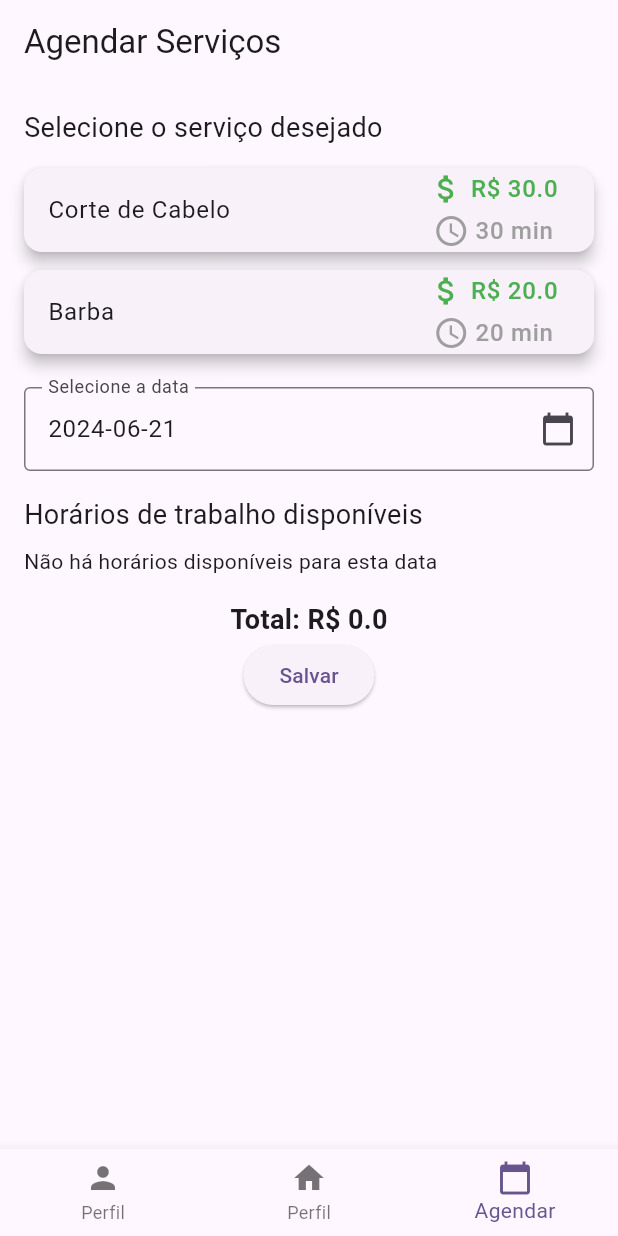
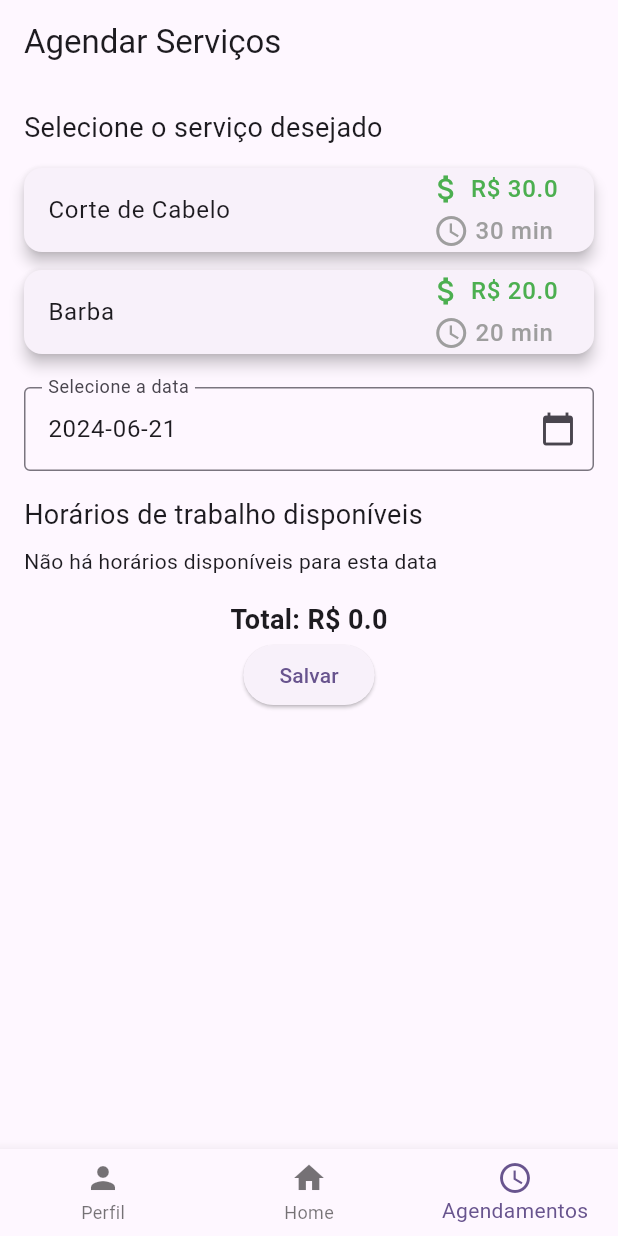
Before and after one commit to GabriellViictor/appBarbearia, a Flutter app: the ScheduleServicePage screen opened directly, on a phone screen of 412 x 824 dp. Run offline on Flutter 3.47's test engine with Material 3 defaults, Android fonts, the phone set to English and light mode, and no system bars; our stand-ins replace shared_preferences, sqflite; accounts and stored records are empty; network calls fail.

Commit message:
alteração 21/06

```diff
--- a/lib/widgets/CustomBottomNavigationBar.dart
+++ b/lib/widgets/CustomBottomNavigationBar.dart
@@ -2,34 +2,29 @@ import 'package:flutter/material.dart';
 
 class CustomBottomNavigationBar extends StatelessWidget {
   final int currentIndex;
-  final Function(int) onTap;
+  final ValueChanged<int> onTap;
 
-  const CustomBottomNavigationBar({
-    required this.currentIndex,
-    required this.onTap,
-    Key? key,
-  }) : super(key: key);
+  CustomBottomNavigationBar({required this.currentIndex, required this.onTap});
 
   @override
   Widget build(BuildContext context) {
     return BottomNavigationBar(
-      items: const <BottomNavigationBarItem>[
+      currentIndex: currentIndex,
+      onTap: onTap,
+      items: [
         BottomNavigationBarItem(
           icon: Icon(Icons.person),
           label: 'Perfil',
         ),
         BottomNavigationBarItem(
           icon: Icon(Icons.home),
-          label: 'Perfil',
+          label: 'Home',
         ),
         BottomNavigationBarItem(
-          icon: Icon(Icons.calendar_today),
-          label: 'Agendar',
+          icon: Icon(Icons.schedule),
+          label: 'Agendamentos',
         ),
-
       ],
-      currentIndex: currentIndex,
-      onTap: onTap,
     );
   }
 }
--- a/pubspec.yaml
+++ b/pubspec.yaml
@@ -39,6 +39,7 @@ dependencies:
   path: ^1.9.0
   shared_preferences: ^2.2.3
   http: ^0.13.3
+  intl: ^0.19.0
 
 
 dev_dependencies:
```
Also changed, not shown: lib/Pages/HomePage.dart (+69 -27 lines), lib/api/ApointmentApi.dart (+34 -0 lines), pubspec.lock.
